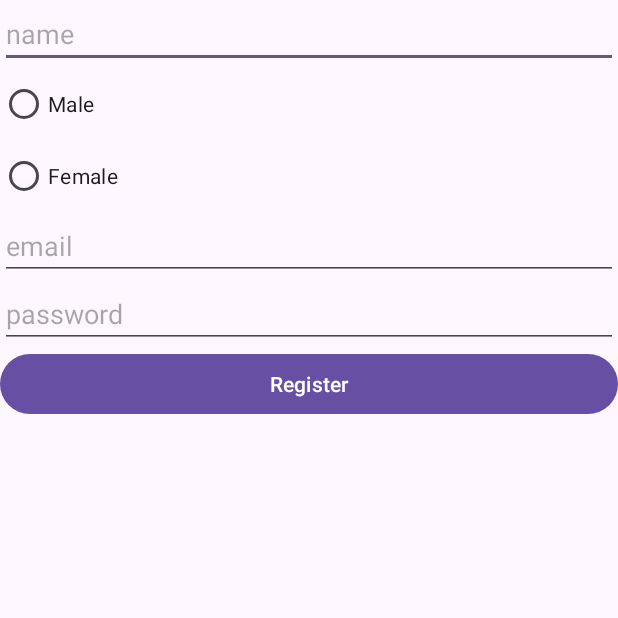
After one commit to Dallex-MT/DatingApp, an Android app: the RegistrationActivity screen opened directly, with no data from a screen before it, on a phone screen of 412 x 824 dp, the top half of it. The commit adds this screen. Run offline under Robolectric (Android 15) with nearby library versions, the phone set to English and light mode, and no system bars; our stand-ins replace Firebase (no records; nobody signed in at launch, a user with empty details on screens opened directly); 1 statement that could not run was skipped.

Commit message:
Login & Register :D, also matching users

```diff
--- a/app/build.gradle
+++ b/app/build.gradle
@@ -1,5 +1,6 @@
 plugins {
     alias(libs.plugins.android.application)
+    id 'com.google.gms.google-services'
 }
 
 android {
@@ -45,4 +46,7 @@ dependencies {
     androidTestImplementation 'androidx.test.espresso:espresso-core:3.2.0'
     implementation 'com.lorentzos.swipecards:library:1.0.9'
     implementation 'androidx.cardview:cardview:1.0.0'
+    implementation platform('com.google.firebase:firebase-bom:33.1.0')
+    implementation("com.google.firebase:firebase-database")
+    implementation("com.google.firebase:firebase-auth")
 }
--- /dev/null
+++ b/app/src/main/java/com/dallex/datingapp/RegistrationActivity.java
@@ -0,0 +1,105 @@
+package com.dallex.datingapp;
+
+import android.content.Intent;
+import android.os.Bundle;
+
+import androidx.activity.EdgeToEdge;
+import androidx.annotation.NonNull;
+import androidx.appcompat.app.AppCompatActivity;
+import androidx.core.graphics.Insets;
+import androidx.core.view.ViewCompat;
+import androidx.core.view.WindowInsetsCompat;
+import android.view.View;
+import android.widget.Button;
+import android.widget.EditText;
+import android.widget.RadioButton;
+import android.widget.RadioGroup;
+import android.widget.Toast;
+import com.google.android.gms.tasks.OnCompleteListener;
+import com.google.android.gms.tasks.Task;
+import com.google.firebase.auth.AuthResult;
+import com.google.firebase.auth.FirebaseAuth;
+import com.google.firebase.auth.FirebaseUser;
+import com.google.firebase.database.DatabaseReference;
+import com.google.firebase.database.FirebaseDatabase;
+
+public class RegistrationActivity extends AppCompatActivity {
+
+    private Button mRegister;
+    private EditText mEmail, mPassword, mName;
+
+    private RadioGroup mRadioGroup;
+
+    private FirebaseAuth mAuth;
+    private FirebaseAuth.AuthStateListener firebaseAuthStateListener;
+
+    @Override
+    protected void onCreate(Bundle savedInstanceState) {
+        super.onCreate(savedInstanceState);
+        setContentView(R.layout.activity_registration);
+
+        mAuth = FirebaseAuth.getInstance();
+        firebaseAuthStateListener = new FirebaseAuth.AuthStateListener() {
+            @Override
+            public void onAuthStateChanged(@NonNull FirebaseAuth firebaseAuth) {
+                final FirebaseUser user = FirebaseAuth.getInstance().getCurrentUser();
+                if (user !=null){
+                    Intent intent = new Intent(RegistrationActivity.this, MainActivity.class);
+                    startActivity(intent);
+                    finish();
+                    return;
+                }
+            }
+        };
+
+
+        mRegister = (Button) findViewById(R.id.register);
+
+        mEmail = (EditText) findViewById(R.id.email);
+        mPassword = (EditText) findViewById(R.id.password);
+        mName = (EditText) findViewById(R.id.name);
+
+        mRadioGroup = (RadioGroup) findViewById(R.id.radioGroup);
+
+        mRegister.setOnClickListener(new View.OnClickListener() {
+            @Override
+            public void onClick(View view) {
+                int selectId = mRadioGroup.getCheckedRadioButtonId();
+
+                final RadioButton radioButton = (RadioButton) findViewById(selectId);
+
+                if(radioButton.getText() == null){
+                    return;
+                }
+
+                final String email = mEmail.getText().toString();
+                final String password = mPassword.getText().toString();
+                final String name = mName.getText().toString();
+                mAuth.createUserWithEmailAndPassword(email, password).addOnCompleteListener(RegistrationActivity.this, new OnCompleteListener<AuthResult>() {
+                    @Override
+                    public void onComplete(@NonNull Task<AuthResult> task) {
+                        if(!task.isSuccessful()){
+                            Toast.makeText(RegistrationActivity.this, "Error al Registrar", Toast.LENGTH_SHORT).show();
+                        }else{
+                            String userId = mAuth.getCurrentUser().getUid();
+                            DatabaseReference currentUserDb = FirebaseDatabase.getInstance().getReference().child("Users").child(radioButton.getText().toString()).child(userId).child("name");
+                            currentUserDb.setValue(name);
+                        }
+                    }
+                });
+            }
+        });
+    }
+
+    @Override
+    protected void onStart() {
+        super.onStart();
+        mAuth.addAuthStateListener(firebaseAuthStateListener);
+    }
+
+    @Override
+    protected void onStop() {
+        super.onStop();
+        mAuth.removeAuthStateListener(firebaseAuthStateListener);
+    }
+}
--- /dev/null
+++ b/app/src/main/res/layout/activity_registration.xml
@@ -0,0 +1,44 @@
+<?xml version="1.0" encoding="utf-8"?>
+<LinearLayout xmlns:android="http://schemas.android.com/apk/res/android"
+    xmlns:app="http://schemas.android.com/apk/res-auto"
+    xmlns:tools="http://schemas.android.com/tools"
+    android:id="@+id/main"
+    android:layout_width="match_parent"
+    android:layout_height="match_parent"
+    tools:context=".RegistrationActivity"
+    android:orientation="vertical">
+    <EditText
+        android:layout_width="match_parent"
+        android:layout_height="wrap_content"
+        android:hint="name"
+        android:id="@+id/name"/>
+    <RadioGroup
+        android:layout_width="match_parent"
+        android:layout_height="wrap_content"
+        android:id="@+id/radioGroup">
+        <RadioButton
+            android:layout_width="wrap_content"
+            android:layout_height="wrap_content"
+            android:text="Male" />
+        <RadioButton
+            android:layout_width="wrap_content"
+            android:layout_height="wrap_content"
+            android:text="Female" />
+    </RadioGroup>
+    <EditText
+        android:layout_width="match_parent"
+        android:layout_height="wrap_content"
+        android:hint="email"
+        android:id="@+id/email"/>
+    <EditText
+        android:layout_width="match_parent"
+        android:layout_height="wrap_content"
+        android:hint="password"
+        android:id="@+id/password"/>
+    <Button
+        android:layout_width="match_parent"
+        android:layout_height="wrap_content"
+        android:text="Register"
+        android:id="@+id/register"/>
+
+</LinearLayout>
--- a/build.gradle
+++ b/build.gradle
@@ -1,4 +1,5 @@
 // Top-level build file where you can add configuration options common to all sub-projects/modules.
 plugins {
 alias(libs.plugins.android.application) apply false
+    id 'com.google.gms.google-services' version '4.4.2' apply false
 }
```
Also changed, not shown: app/src/main/AndroidManifest.xml (+10 -1 lines), app/src/main/java/com/dallex/datingapp/ChooseLoginOrRegistrationActivity.java (added, +45 -0 lines), app/src/main/java/com/dallex/datingapp/LoginActivity.java (added, +82 -0 lines), app/src/main/java/com/dallex/datingapp/MainActivity.java (+127 -18 lines), app/src/main/res/layout/activity_choose_login_or_registration.xml (added, +22 -0 lines), app/src/main/res/layout/activity_login.xml (added, +26 -0 lines), app/src/main/res/layout/activity_main.xml (+11 -1 lines), 1 other file.
